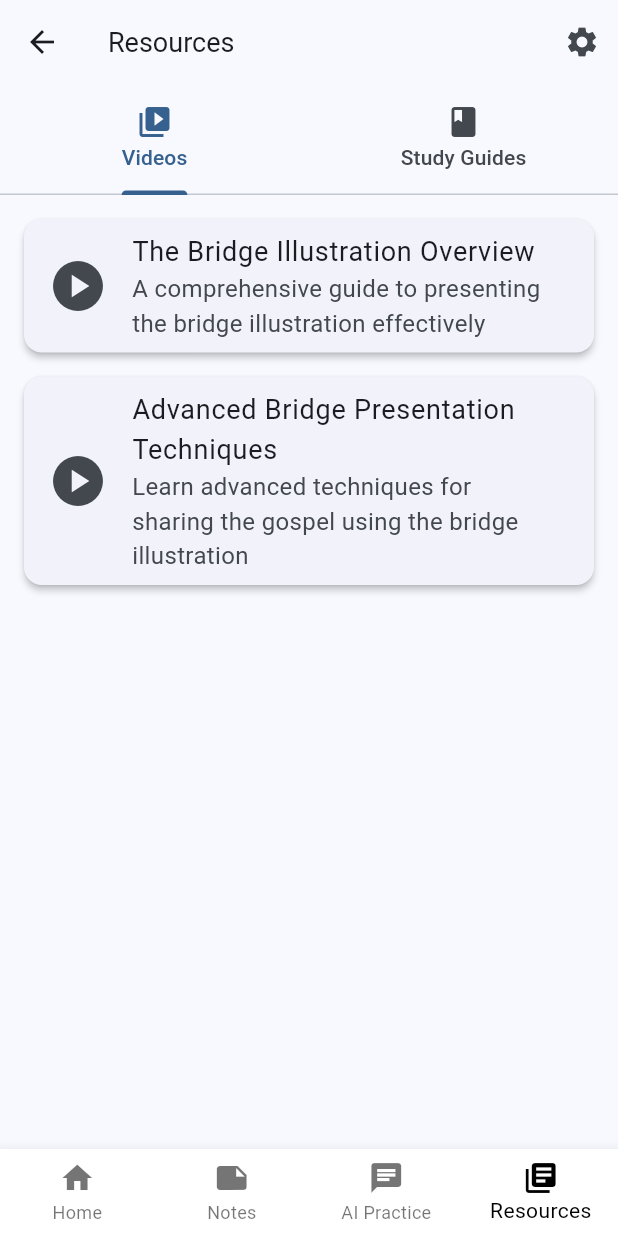
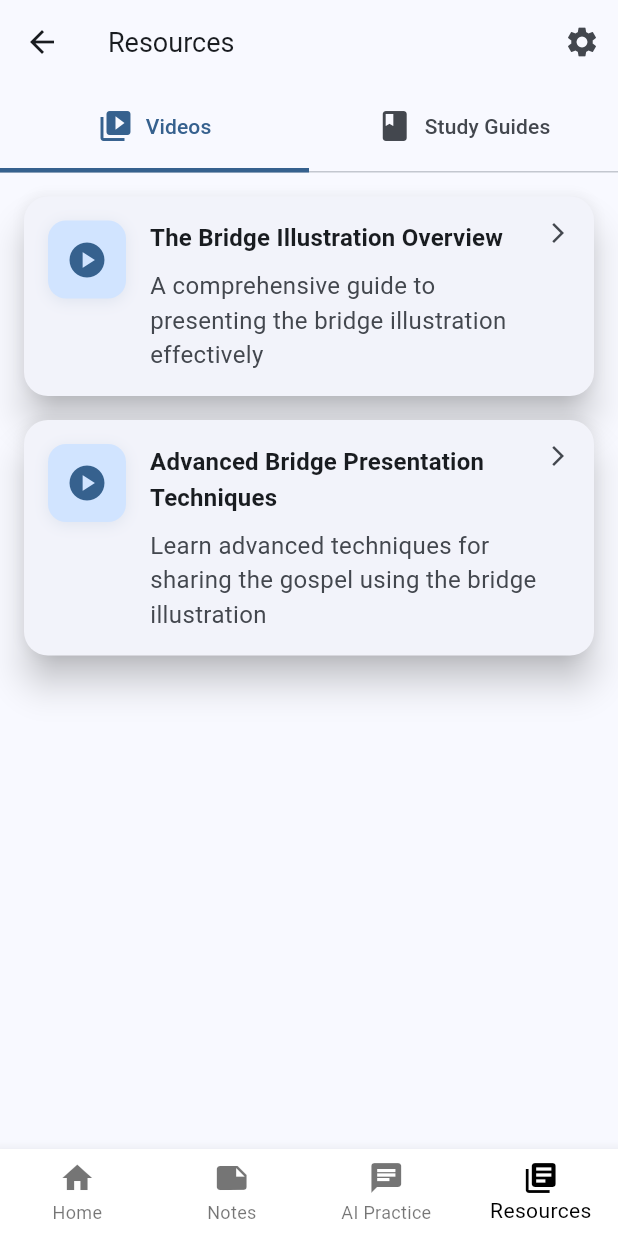
Before and after one commit to Arjun2908/TheBridgeApp, a Flutter app: the ResourceLibraryPage screen opened by its route, on a phone screen of 412 x 824 dp. Run offline on Flutter 3.47's test engine with Material 3 defaults, Android fonts, the phone set to English and light mode, and no system bars; our stand-ins replace audioplayers, flutter_colorpicker, flutter_dotenv, flutter_svg, flutter_vector_icons, fluttertoast and 6 more; missing offline and left inert: scribble; accounts and stored records are empty.

Commit message:
refactor ResourceLibraryPage to StatefulWidget; enhance UI with animated resource cards and improved tab layout

```diff
--- a/lib/notes/notes_page.dart
+++ b/lib/notes/notes_page.dart
@@ -179,13 +179,9 @@ class _NotesPageState extends State<NotesPage> {
                     final note = filteredNotes[index];
                     return Card(
                       margin: const EdgeInsets.only(bottom: 16),
-                      elevation: 0,
+                      elevation: 20,
                       shape: RoundedRectangleBorder(
-                        borderRadius: BorderRadius.circular(16),
-                        side: BorderSide(
-                          color: Theme.of(context).colorScheme.outlineVariant,
-                          width: 1,
-                        ),
+                        borderRadius: BorderRadius.circular(12),
                       ),
                       child: InkWell(
                         onTap: () => _showEditNoteDialog(note),
--- a/lib/resources/pages/resource_library_page.dart
+++ b/lib/resources/pages/resource_library_page.dart
@@ -7,8 +7,15 @@ import '../providers/resource_provider.dart';
 import '../models/resource.dart';
 import 'package:the_bridge_app/global_helpers.dart';
 
-class ResourceLibraryPage extends StatelessWidget {
+class ResourceLibraryPage extends StatefulWidget {
   const ResourceLibraryPage({super.key});
+
+  @override
+  State<ResourceLibraryPage> createState() => _ResourceLibraryPageState();
+}
+
+class _ResourceLibraryPageState extends State<ResourceLibraryPage> {
+  bool _isPressed = false;
 
   Future<void> _launchUrl(String url) async {
     if (!await launchUrl(Uri.parse(url))) {
@@ -21,12 +28,35 @@ class ResourceLibraryPage extends StatelessWidget {
     return DefaultTabController(
       length: 2,
       child: Scaffold(
-        appBar: const CommonAppBar(
+        appBar: CommonAppBar(
           title: 'Resources',
           bottom: TabBar(
-            tabs: [
-              Tab(icon: Icon(Icons.video_library), text: 'Videos'),
-              Tab(icon: Icon(Icons.book), text: 'Study Guides'),
+            labelColor: Theme.of(context).colorScheme.primary,
+            unselectedLabelColor: Theme.of(context).colorScheme.onSurfaceVariant,
+            indicatorSize: TabBarIndicatorSize.tab,
+            indicatorWeight: 3,
+            tabs: const [
+              Tab(
+                height: 56,
+                child: Row(
+                  mainAxisAlignment: MainAxisAlignment.center,
+                  children: [
+                    Icon(Icons.video_library),
+                    SizedBox(width: 8),
+                    Text('Videos'),
+                  ],
+                ),
+              ),
+              Tab(
+                child: Row(
+                  mainAxisAlignment: MainAxisAlignment.center,
+                  children: [
+                    Icon(Icons.book),
+                    SizedBox(width: 8),
+                    Text('Study Guides'),
+                  ],
+                ),
+              ),
             ],
           ),
         ),
@@ -34,8 +64,8 @@ class ResourceLibraryPage extends StatelessWidget {
           builder: (context, resourceProvider, child) {
             return TabBarView(
               children: [
-                _buildResourceList(context, resourceProvider.videos),
-                _buildResourceList(context, resourceProvider.studyGuides),
+                _buildTabContent(context, resourceProvider.videos),
+                _buildTabContent(context, resourceProvider.studyGuides),
               ],
             );
           },
@@ -48,23 +78,90 @@ class ResourceLibraryPage extends StatelessWidget {
     );
   }
 
-  Widget _buildResourceList(BuildContext context, List<Resource> resources) {
+  Widget _buildTabContent(BuildContext context, List<Resource> resources) {
     return ListView.builder(
       padding: const EdgeInsets.all(16),
       itemCount: resources.length,
       itemBuilder: (context, index) {
         final resource = resources[index];
-        return Card(
-          elevation: 2,
-          margin: const EdgeInsets.only(bottom: 16),
-          child: ListTile(
-            leading: Icon(
-              resource.type == ResourceType.video ? Icons.play_circle : Icons.picture_as_pdf,
-              size: 40,
+        return _buildResourceCard(context, resource);
+      },
+    );
+  }
+
+  Widget _buildResourceCard(BuildContext context, Resource resource) {
+    return StatefulBuilder(
+      builder: (context, setState) {
+        return GestureDetector(
+          onTapDown: (_) => setState(() => _isPressed = true),
+          onTapUp: (_) {
+            setState(() => _isPressed = false);
+            _launchUrl(resource.url);
+          },
+          onTapCancel: () => setState(() => _isPressed = false),
+          child: AnimatedContainer(
+            duration: const Duration(milliseconds: 150),
+            transform: Matrix4.identity()..scale(_isPressed ? 0.98 : 1.0),
+            child: Card(
+              elevation: _isPressed ? 5 : 10,
+              margin: const EdgeInsets.only(bottom: 16),
+              shape: RoundedRectangleBorder(
+                borderRadius: BorderRadius.circular(16),
+              ),
+              child: Padding(
+                padding: const EdgeInsets.all(16),
+                child: Row(
+                  crossAxisAlignment: CrossAxisAlignment.start,
+                  children: [
+                    Container(
+                      padding: const EdgeInsets.all(12),
+                      decoration: BoxDecoration(
+                        color: Theme.of(context).colorScheme.primaryContainer,
+                        borderRadius: BorderRadius.circular(12),
+                        boxShadow: [
+                          BoxShadow(
+                            color: Theme.of(context).colorScheme.primary.withOpacity(0.1),
+                            blurRadius: 8,
+                            offset: const Offset(0, 2),
+                          ),
+                        ],
+                      ),
+                      child: Icon(
+                        resource.type == ResourceType.video ? Icons.play_circle : Icons.picture_as_pdf,
+                        size: 28,
+                        color: Theme.of(context).colorScheme.primary,
+                      ),
+                    ),
+                    const SizedBox(width: 16),
+                    Expanded(
+                      child: Column(
+                        crossAxisAlignment: CrossAxisAlignment.start,
+                        children: [
+                          Text(
+                            resource.title,
+                            style: Theme.of(context).textTheme.titleMedium?.copyWith(
+                                  fontWeight: FontWeight.bold,
+                                ),
+                          ),
+                          const SizedBox(height: 8),
+                          Text(
+                            resource.description,
+                            style: Theme.of(context).textTheme.bodyMedium?.copyWith(
+                                  color: Theme.of(context).colorScheme.onSurfaceVariant,
+                                ),
+                          ),
+                        ],
+                      ),
+                    ),
+                    Icon(
+                      Icons.arrow_forward_ios,
+                      size: 16,
+                      color: Theme.of(context).colorScheme.onSurfaceVariant,
+                    ),
+                  ],
+                ),
+              ),
             ),
-            title: Text(resource.title),
-            subtitle: Text(resource.description),
-            onTap: () => _launchUrl(resource.url),
           ),
         );
       },
```
